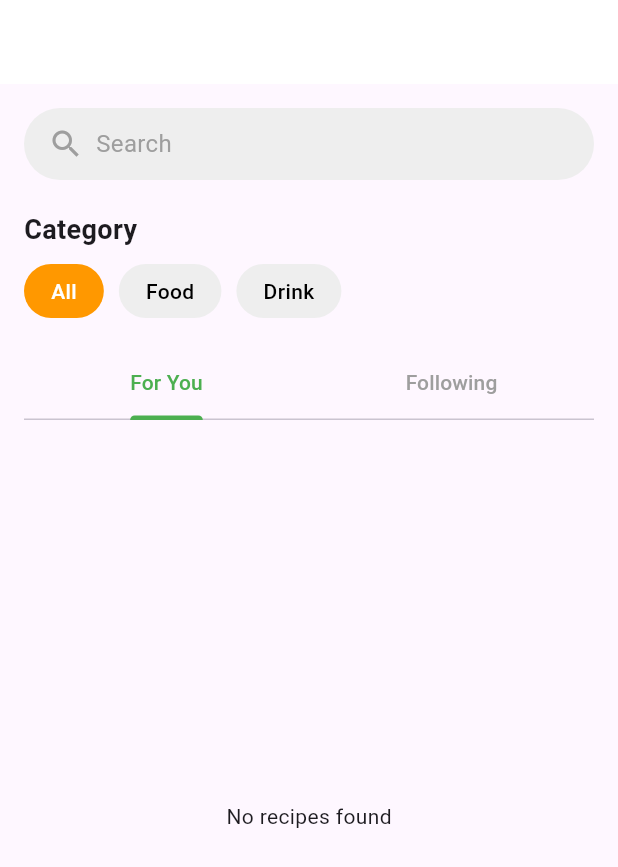
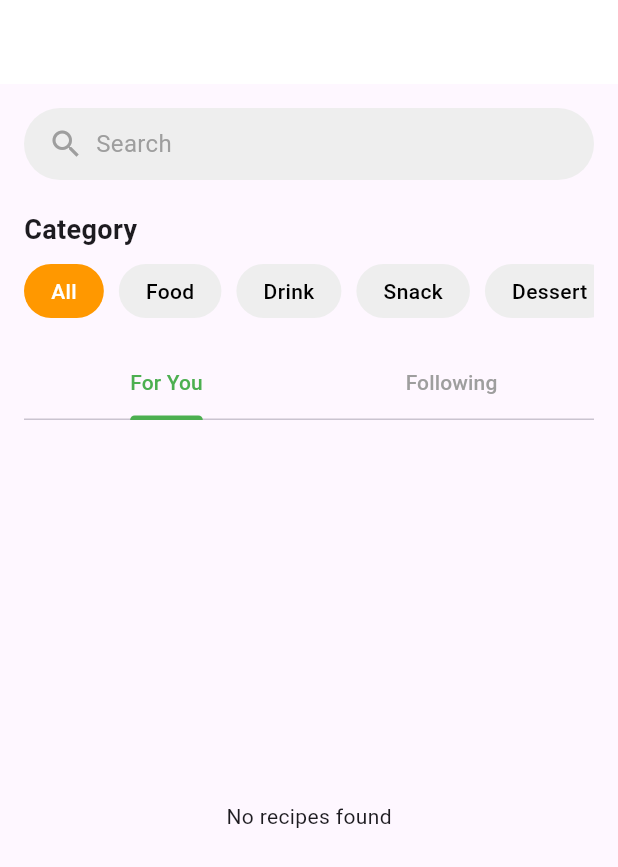
Before and after one commit to faithangel3003/recipe_app, a Flutter app: the HomePage screen opened directly, on a phone screen of 412 x 824 dp. Shown: the top 867 px of the screen. Run offline on Flutter 3.47's test engine with Material 3 defaults, Android fonts, the phone set to English and light mode, and no system bars; our stand-ins replace cloud_firestore, firebase_auth, firebase_core, google_fonts, image_picker; missing offline and left inert: cloudinary_public; accounts and stored records are empty.

Commit message:
hapit nani

```diff
--- a/lib/views/home.dart
+++ b/lib/views/home.dart
@@ -6,8 +6,15 @@ import 'package:flutter/material.dart';
 import 'package:cloud_firestore/cloud_firestore.dart';
 import '../model/recipe.dart';
 
-class HomePage extends StatelessWidget {
+class HomePage extends StatefulWidget {
   const HomePage({super.key});
+
+  @override
+  State<HomePage> createState() => _HomePageState();
+}
+
+class _HomePageState extends State<HomePage> {
+  String selectedCategory = "All"; // 🔥 selected category state
 
   @override
   Widget build(BuildContext context) {
@@ -62,14 +69,21 @@ class HomePage extends StatelessWidget {
               style: TextStyle(fontWeight: FontWeight.bold, fontSize: 18),
             ),
             const SizedBox(height: 10),
-            Row(
+            SingleChildScrollView(
+              scrollDirection: Axis.horizontal,
+              child: Row(
                 children: [
-                _buildCategoryChip("All", true),
+                  _buildCategoryChip("All"),
                   const SizedBox(width: 10),
-                _buildCategoryChip("Food", false),
+                  _buildCategoryChip("Food"),
                   const SizedBox(width: 10),
-                _buildCategoryChip("Drink", false),
+                  _buildCategoryChip("Drink"),
+                  const SizedBox(width: 10),
+                  _buildCategoryChip("Snack"),
+                  const SizedBox(width: 10),
+                  _buildCategoryChip("Dessert"),
                 ],
+              ),
             ),
             const SizedBox(height: 20),
 
@@ -103,9 +117,16 @@ class HomePage extends StatelessWidget {
     );
   }
 
-  // Category Chip
-  static Widget _buildCategoryChip(String text, bool selected) {
-    return Container(
+  // Category Chip (now clickable)
+  Widget _buildCategoryChip(String text) {
+    final bool selected = (text == selectedCategory);
+    return GestureDetector(
+      onTap: () {
+        setState(() {
+          selectedCategory = text;
+        });
+      },
+      child: Container(
         padding: const EdgeInsets.symmetric(horizontal: 18, vertical: 8),
         decoration: BoxDecoration(
           color: selected ? Colors.orange : Colors.grey.shade200,
@@ -118,11 +139,12 @@ class HomePage extends StatelessWidget {
             fontWeight: FontWeight.w500,
           ),
         ),
+      ),
     );
   }
 
   // Following Food Grid
-  static Widget _buildFollowingFoodGrid() {
+  Widget _buildFollowingFoodGrid() {
     final user = FirebaseAuth.instance.currentUser;
     if (user == null) {
       return const Center(
@@ -211,7 +233,12 @@ class HomePage extends StatelessWidget {
                   final data = doc.data() as Map<String, dynamic>;
                   return Recipe.fromJson(data);
                 })
-                .where((recipe) => following.contains(recipe.authorId))
+                .where(
+                  (recipe) =>
+                      following.contains(recipe.authorId) &&
+                      (selectedCategory == "All" ||
+                          recipe.category == selectedCategory),
+                )
                 .toList();
 
             return GridView.builder(
@@ -242,8 +269,8 @@ class HomePage extends StatelessWidget {
     );
   }
 
-  // Food Grid (For You)
-  static Widget _buildFoodGrid() {
+  // Food Grid (For You) with filtering
+  Widget _buildFoodGrid() {
     final user = FirebaseAuth.instance.currentUser;
     if (user == null) {
       return const Center(child: Text('Please log in to like recipes.'));
@@ -273,7 +300,12 @@ class HomePage extends StatelessWidget {
               final data = doc.data() as Map<String, dynamic>;
               return Recipe.fromJson(data);
             })
-            .where((recipe) => !recipe.isHidden)
+            .where(
+              (recipe) =>
+                  !recipe.isHidden &&
+                  (selectedCategory == "All" ||
+                      recipe.category == selectedCategory),
+            )
             .toList();
 
         return GridView.builder(
@@ -281,14 +313,14 @@ class HomePage extends StatelessWidget {
           gridDelegate: const SliverGridDelegateWithFixedCrossAxisCount(
             crossAxisCount: 2,
             crossAxisSpacing: 12,
-            mainAxisSpacing: 20, // ⬅️ more vertical spacing
-            childAspectRatio: 0.90, // ⬅️ slightly smaller cards
+            mainAxisSpacing: 20,
+            childAspectRatio: 0.90,
           ),
           itemCount: recipes.length,
           itemBuilder: (context, index) {
             final item = recipes[index];
             return Padding(
-              padding: const EdgeInsets.only(bottom: 8), // ⬅️ space below cards
+              padding: const EdgeInsets.only(bottom: 8),
               child: _FoodGridItem(
                 item: item,
                 userId: userId,
```
Also changed, not shown: lib/views/edit_recipe_page.dart (+15 -8 lines), lib/views/follow_list_page.dart (+102 -16 lines), lib/views/profile_page.dart (+18 -7 lines), lib/views/search_page.dart (+14 -1 lines). Lines whose indentation alone changed are shown as unchanged.
